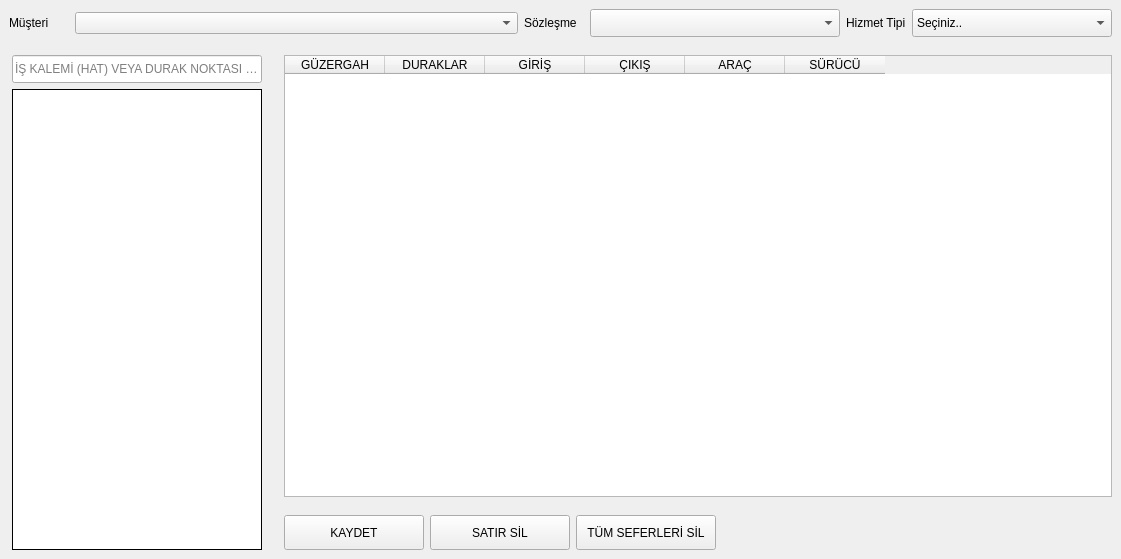
Before: the Qt Designer form ui/ui_files/trips_grid_window.ui in AyhanErcan70/SATTUP, drawn with Qt 5.
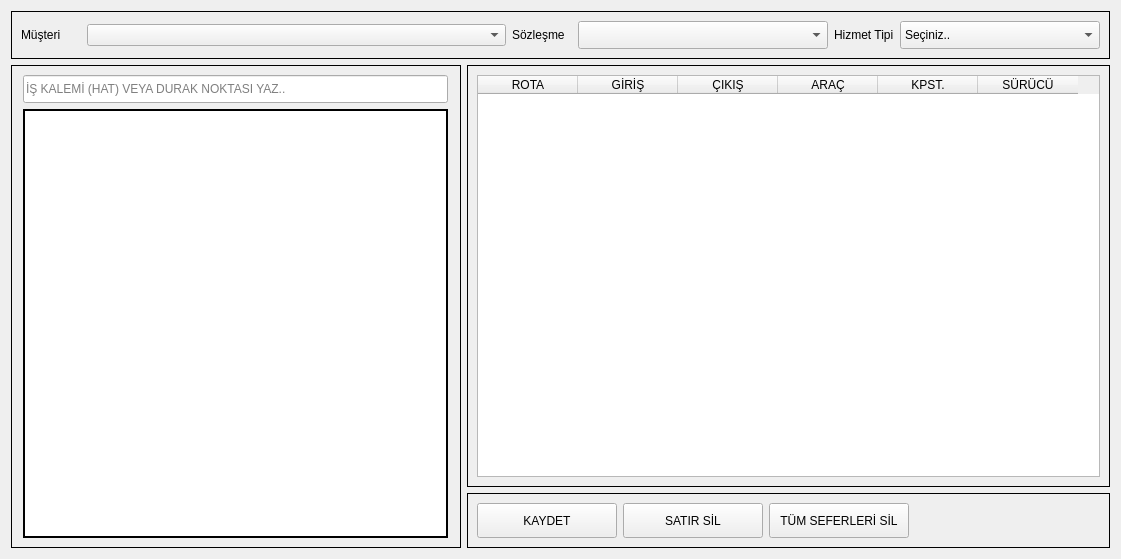
After: the same form once the commit is applied.

The edit to the form file:
```diff
--- a/ui/ui_files/trips_grid_window.ui
+++ b/ui/ui_files/trips_grid_window.ui
@@ -14,35 +14,22 @@
    <string>Form</string>
   </property>
   <layout class="QGridLayout" name="gridLayout_5">
-   <property name="leftMargin">
-    <number>0</number>
-   </property>
-   <property name="topMargin">
-    <number>0</number>
-   </property>
-   <property name="rightMargin">
-    <number>0</number>
-   </property>
-   <property name="bottomMargin">
-    <number>0</number>
-   </property>
-   <property name="spacing">
-    <number>0</number>
-   </property>
-   <item row="0" column="0">
-    <layout class="QVBoxLayout" name="verticalLayout_3">
-     <item>
+   <item row="0" column="0" colspan="2">
       <widget class="QFrame" name="top_frame">
+     <property name="sizePolicy">
+      <sizepolicy hsizetype="Preferred" vsizetype="Fixed">
+       <horstretch>0</horstretch>
+       <verstretch>0</verstretch>
+      </sizepolicy>
+     </property>
        <property name="frameShape">
-        <enum>QFrame::Shape::NoFrame</enum>
+      <enum>QFrame::Shape::Box</enum>
        </property>
        <property name="frameShadow">
         <enum>QFrame::Shadow::Plain</enum>
        </property>
-       <layout class="QGridLayout" name="gridLayout">
+     <layout class="QGridLayout" name="gridLayout_4">
         <item row="0" column="0">
-         <layout class="QHBoxLayout" name="horizontalLayout">
-          <item>
            <widget class="QLabel" name="lbl_musteri">
             <property name="minimumSize">
              <size>
@@ -61,10 +48,10 @@
             </property>
            </widget>
           </item>
-          <item>
+      <item row="0" column="1">
            <widget class="QComboBox" name="cmb_musteri"/>
           </item>
-          <item>
+      <item row="0" column="2">
            <widget class="QLabel" name="lbl_sozlesme">
             <property name="minimumSize">
              <size>
@@ -83,7 +70,7 @@
             </property>
            </widget>
           </item>
-          <item>
+      <item row="0" column="3">
            <widget class="QComboBox" name="cmb_sozlesme">
             <property name="sizePolicy">
              <sizepolicy hsizetype="Fixed" vsizetype="Fixed">
@@ -105,7 +92,7 @@
             </property>
            </widget>
           </item>
-          <item>
+      <item row="0" column="4">
            <widget class="QLabel" name="lbl_service_type">
             <property name="minimumSize">
              <size>
@@ -124,7 +111,7 @@
             </property>
            </widget>
           </item>
-          <item>
+      <item row="0" column="5">
            <widget class="QComboBox" name="cmb_service_type">
             <property name="sizePolicy">
              <sizepolicy hsizetype="Fixed" vsizetype="Fixed">
@@ -172,13 +159,9 @@
            </widget>
           </item>
          </layout>
-        </item>
-       </layout>
-      </widget>
-     </item>
-     <item>
-      <layout class="QHBoxLayout" name="horizontalLayout_3">
-       <item>
+    </widget>
+   </item>
+   <item row="1" column="0" rowspan="2">
         <widget class="QFrame" name="middle_s_frame">
          <property name="sizePolicy">
           <sizepolicy hsizetype="Fixed" vsizetype="Expanding">
@@ -188,26 +171,24 @@
          </property>
          <property name="minimumSize">
           <size>
-           <width>275</width>
+       <width>450</width>
            <height>0</height>
           </size>
          </property>
          <property name="maximumSize">
           <size>
-           <width>275</width>
+       <width>450</width>
            <height>16777215</height>
           </size>
          </property>
          <property name="frameShape">
-          <enum>QFrame::Shape::NoFrame</enum>
+      <enum>QFrame::Shape::Box</enum>
          </property>
          <property name="frameShadow">
           <enum>QFrame::Shadow::Plain</enum>
          </property>
-         <layout class="QGridLayout" name="gridLayout_2">
+     <layout class="QGridLayout" name="gridLayout">
           <item row="0" column="0">
-           <layout class="QVBoxLayout" name="verticalLayout">
-            <item>
              <widget class="QLineEdit" name="txt_kalem_sec">
               <property name="sizePolicy">
                <sizepolicy hsizetype="Fixed" vsizetype="Fixed">
@@ -217,13 +198,13 @@
               </property>
               <property name="minimumSize">
                <size>
-                <width>250</width>
+          <width>425</width>
                 <height>28</height>
                </size>
               </property>
               <property name="maximumSize">
                <size>
-                <width>250</width>
+          <width>425</width>
                 <height>28</height>
                </size>
               </property>
@@ -235,7 +216,7 @@
               </property>
              </widget>
             </item>
-            <item>
+      <item row="1" column="0">
              <widget class="QListView" name="list_kalemler">
               <property name="sizePolicy">
                <sizepolicy hsizetype="Fixed" vsizetype="Expanding">
@@ -245,50 +226,53 @@
               </property>
               <property name="minimumSize">
                <size>
-                <width>250</width>
+          <width>425</width>
                 <height>0</height>
                </size>
               </property>
               <property name="maximumSize">
                <size>
-                <width>250</width>
+          <width>425</width>
                 <height>16777215</height>
                </size>
               </property>
+        <property name="autoFillBackground">
+         <bool>false</bool>
+        </property>
               <property name="frameShape">
                <enum>QFrame::Shape::Box</enum>
               </property>
               <property name="frameShadow">
                <enum>QFrame::Shadow::Plain</enum>
               </property>
+        <property name="lineWidth">
+         <number>2</number>
+        </property>
+        <property name="movement">
+         <enum>QListView::Movement::Static</enum>
+        </property>
+        <property name="layoutMode">
+         <enum>QListView::LayoutMode::Batched</enum>
+        </property>
              </widget>
             </item>
            </layout>
-          </item>
-         </layout>
-        </widget>
-       </item>
-       <item>
-        <layout class="QVBoxLayout" name="verticalLayout_2">
-         <item>
+    </widget>
+   </item>
+   <item row="1" column="1">
           <widget class="QFrame" name="middle_n_frame">
            <property name="frameShape">
-            <enum>QFrame::Shape::NoFrame</enum>
+      <enum>QFrame::Shape::Box</enum>
            </property>
            <property name="frameShadow">
             <enum>QFrame::Shadow::Plain</enum>
            </property>
-           <layout class="QGridLayout" name="gridLayout_3">
+     <layout class="QGridLayout" name="gridLayout_2">
             <item row="0" column="0">
              <widget class="QTableWidget" name="table_sefer">
               <column>
                <property name="text">
-                <string>GÜZERGAH</string>
-               </property>
-              </column>
-              <column>
-               <property name="text">
-                <string>DURAKLAR</string>
+          <string>ROTA</string>
                </property>
               </column>
               <column>
@@ -306,6 +290,11 @@
                 <string>ARAÇ</string>
                </property>
               </column>
+        <column>
+         <property name="text">
+          <string>KPST.</string>
+         </property>
+        </column>
               <column>
                <property name="text">
                 <string>SÜRÜCÜ</string>
@@ -316,8 +305,14 @@
            </layout>
           </widget>
          </item>
-         <item>
+   <item row="2" column="1">
           <widget class="QFrame" name="bottom_frame">
+     <property name="sizePolicy">
+      <sizepolicy hsizetype="Preferred" vsizetype="Fixed">
+       <horstretch>0</horstretch>
+       <verstretch>0</verstretch>
+      </sizepolicy>
+     </property>
            <property name="minimumSize">
             <size>
              <width>140</width>
@@ -325,33 +320,12 @@
             </size>
            </property>
            <property name="frameShape">
-            <enum>QFrame::Shape::NoFrame</enum>
+      <enum>QFrame::Shape::Box</enum>
            </property>
            <property name="frameShadow">
             <enum>QFrame::Shadow::Plain</enum>
            </property>
-           <layout class="QGridLayout" name="gridLayout_4">
-            <item row="0" column="0">
-             <layout class="QGridLayout" name="gridLayout_8">
-              <item row="0" column="2">
-               <widget class="QPushButton" name="btn_delete_all">
-                <property name="minimumSize">
-                 <size>
-                  <width>140</width>
-                  <height>35</height>
-                 </size>
-                </property>
-                <property name="maximumSize">
-                 <size>
-                  <width>140</width>
-                  <height>35</height>
-                 </size>
-                </property>
-                <property name="text">
-                 <string>TÜM SEFERLERİ SİL</string>
-                </property>
-               </widget>
-              </item>
+     <layout class="QGridLayout" name="gridLayout_3">
               <item row="0" column="0">
                <widget class="QPushButton" name="btn_kaydet">
                 <property name="minimumSize">
@@ -390,6 +364,25 @@
                 </property>
                </widget>
               </item>
+      <item row="0" column="2">
+       <widget class="QPushButton" name="btn_delete_all">
+        <property name="minimumSize">
+         <size>
+          <width>140</width>
+          <height>35</height>
+         </size>
+        </property>
+        <property name="maximumSize">
+         <size>
+          <width>140</width>
+          <height>35</height>
+         </size>
+        </property>
+        <property name="text">
+         <string>TÜM SEFERLERİ SİL</string>
+        </property>
+       </widget>
+      </item>
               <item row="0" column="3">
                <spacer name="horizontalSpacer">
                 <property name="orientation">
@@ -397,22 +390,14 @@
                 </property>
                 <property name="sizeHint" stdset="0">
                  <size>
-                  <width>40</width>
+          <width>186</width>
                   <height>20</height>
                  </size>
                 </property>
                </spacer>
               </item>
              </layout>
-            </item>
-           </layout>
-          </widget>
-         </item>
-        </layout>
-       </item>
-      </layout>
-     </item>
-    </layout>
+    </widget>
    </item>
   </layout>
  </widget>
```
Lines whose indentation alone changed are shown as unchanged.
